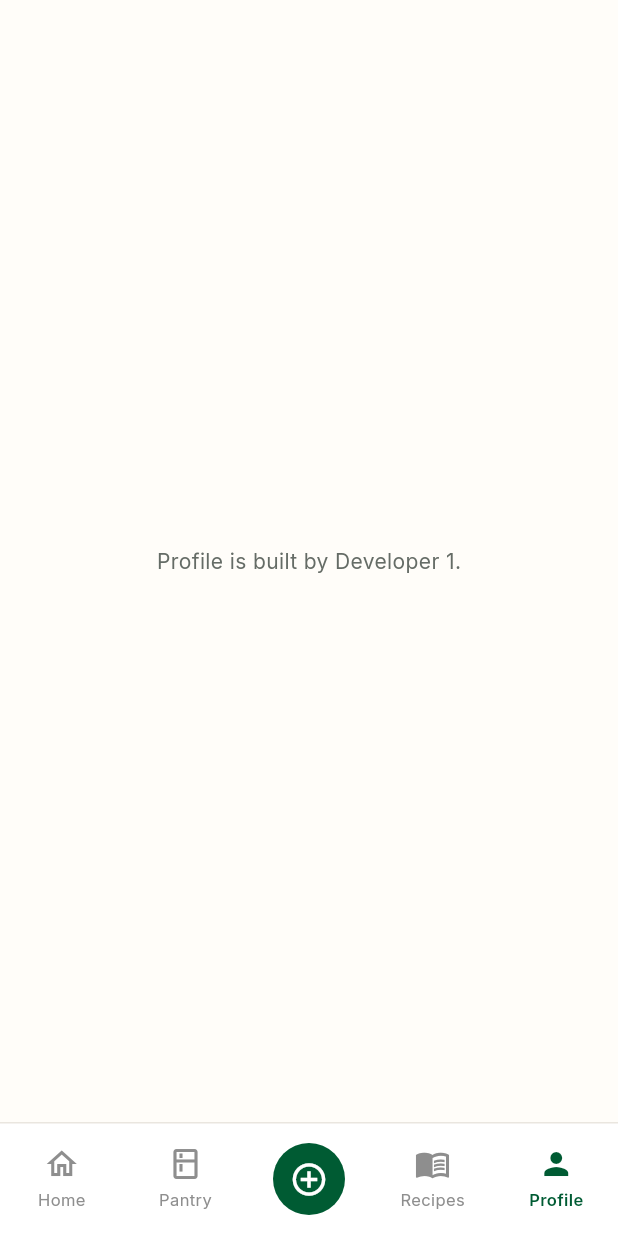
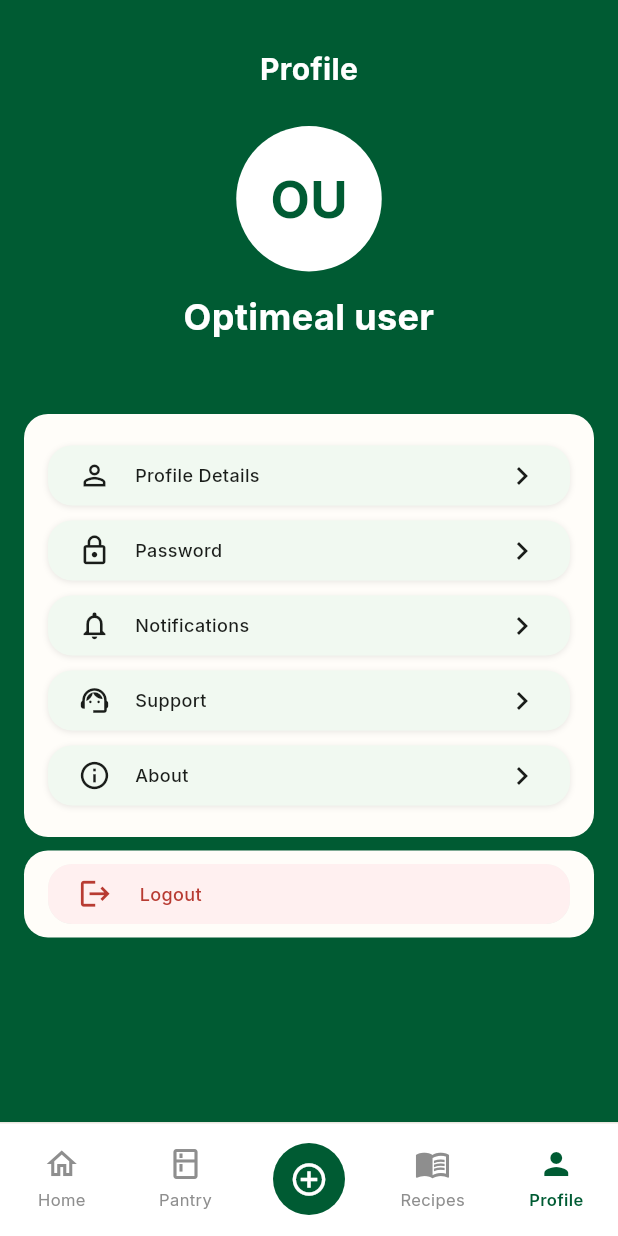
Before and after one commit to NahlulJamil/Optimeal, a Flutter app: the AppShell screen opened directly, item 5 of the bottom bar chosen, on a phone screen of 412 x 824 dp. Run offline on Flutter 3.47's test engine with Material 3 defaults, Android fonts, the phone set to English and light mode, and no system bars; our stand-ins replace camera, cloud_firestore, connectivity_plus, firebase_auth, firebase_core, flutter_image_compress and 6 more; missing offline and left inert: mobile_scanner; accounts and stored records are empty.

Commit message:
feat: halaman Profile dan logout dengan pembersihan data lokal (PRD 3.7)
- Profile hub sesuai frame Figma 433:838: avatar, nama, email, menu, Logout
- Foto profil dari photoURL Firebase; akun email/sandi memakai inisial nama
- Baris Dark Mode dan Language dari frame tidak dipakai (dicabut PRD v1.11)
- logoutProvider menghapus foto lokal, favorit/kuota resep, dan sync.lastSyncedAt
  sebelum signOut; tiap langkah best-effort agar logout tidak tertahan
- Tes baru: hub, tanpa Dark Mode/Language, aksi logout, cleanup, cleanup gagal
- PRD v1.13: 3.7 perilaku foto profil, 12.1 changelog, 12.3 catatan 2 dan 12

Verifikasi emulator: login -> tab Profile menampilkan nama/email/menu -> Logout
kembali ke Login tanpa error; login ulang masuk ke Home (sesi dan data lokal
benar-benar dibersihkan).

```diff
--- a/lib/core/theme/app_colors.dart
+++ b/lib/core/theme/app_colors.dart
@@ -24,6 +24,11 @@ abstract final class AppColors {
 
   /// Recipe ingredient chip on Home (Figma `#F4F7F4`).
   static const Color tag = Color(0xFFF4F7F4);
+
+  /// Profile menu row and logout row (Figma "profile", `#F1F9F1` / `#FFF0F0`).
+  static const Color menuRow = Color(0xFFF1F9F1);
+  static const Color logoutRow = Color(0xFFFFF0F0);
+
   static const Color navInactive = Color(0xFF8E8E8E);
   static const Color scannerOverlay = Color(0xB3262624);
   static const Color glassButton = Color(0xCCE6E6E3);
@@ -34,6 +39,11 @@ const List<BoxShadow> appCardShadow = [
   BoxShadow(color: Color(0x14000000), blurRadius: 12, offset: Offset(0, 2)),
 ];
 
+/// Row shadow from the Profile menu (Figma `0 1 2.8 rgba(0,0,0,0.09)`).
+const List<BoxShadow> menuRowShadow = [
+  BoxShadow(color: Color(0x17000000), blurRadius: 2.8, offset: Offset(0, 1)),
+];
+
 /// Radius dan tinggi kontrol sesuai Figma: field 16, tombol utama 56 (pill).
 const double kFieldRadius = 16;
 const double kButtonHeight = 56;
--- /dev/null
+++ b/lib/features/profile/application/logout.dart
@@ -0,0 +1,49 @@
+import 'package:flutter/foundation.dart';
+import 'package:flutter_riverpod/flutter_riverpod.dart';
+import 'package:shared_preferences/shared_preferences.dart';
+
+import '../../../core/connectivity/sync_status.dart';
+import '../../auth/application/auth_providers.dart';
+import '../../pantry/application/pantry_providers.dart';
+import '../../pantry/data/photo_store.dart';
+import '../../recipes/data/recipe_store.dart';
+import 'profile_providers.dart';
+
+/// Signs the user out and clears the device data that must not outlive the
+/// session (PRD §12.3 note 12): food photos, favourites and the recipe quota,
+/// and the last-sync timestamp.
+final logoutProvider = Provider<Future<void> Function()>((ref) {
+  return () async {
+    await clearLocalSessionData(
+      photos: ref.read(photoStoreProvider),
+      sync: ref.read(syncStatusProvider.notifier),
+      userId: ref.read(profileUserProvider)?.uid,
+    );
+    await ref.read(authControllerProvider.notifier).signOut();
+  };
+});
+
+/// Best effort: a failed cleanup must never keep the user signed in, so each
+/// step is isolated and only logged.
+Future<void> clearLocalSessionData({
+  required PhotoStore photos,
+  required SyncStatusController sync,
+  required String? userId,
+}) async {
+  await _step('photos', photos.clear);
+  if (userId != null) {
+    await _step('recipes', () async {
+      final prefs = await SharedPreferences.getInstance();
+      await LocalRecipeStore(prefs, userId: userId).clear();
+    });
+  }
+  await _step('sync status', sync.clear);
+}
+
+Future<void> _step(String label, Future<void> Function() action) async {
+  try {
+    await action();
+  } catch (error) {
+    debugPrint('Logout cleanup ($label) failed: $error');
+  }
+}
--- /dev/null
+++ b/lib/features/profile/application/profile_providers.dart
@@ -0,0 +1,41 @@
+import 'package:flutter_riverpod/flutter_riverpod.dart';
+
+import '../../auth/application/auth_providers.dart';
+
+/// Header data for the Profile screen (PRD §3.7: photo, name, email).
+class ProfileUser {
+  const ProfileUser({
+    required this.uid,
+    required this.name,
+    required this.email,
+    this.photoUrl,
+  });
+
+  final String uid;
+  final String name;
+  final String email;
+
+  /// Firebase `photoURL`. Accounts created with email/password have none, so
+  /// the header falls back to the name's initials.
+  final String? photoUrl;
+}
+
+final profileUserProvider = Provider<ProfileUser?>((ref) {
+  final user = ref.watch(authStateProvider).value;
+  if (user == null) return null;
+  final displayName = user.displayName?.trim();
+  return ProfileUser(
+    uid: user.uid,
+    name: (displayName == null || displayName.isEmpty)
+        ? _nameFromEmail(user.email)
+        : displayName,
+    email: user.email ?? '',
+    photoUrl: user.photoURL,
+  );
+});
+
+String _nameFromEmail(String? email) {
+  final local = (email ?? '').split('@').first.trim();
+  if (local.isEmpty) return 'Optimeal user';
+  return local[0].toUpperCase() + local.substring(1);
+}
--- /dev/null
+++ b/lib/features/profile/presentation/profile_screen.dart
@@ -0,0 +1,284 @@
+import 'package:flutter/services.dart';
+import 'package:flutter_riverpod/flutter_riverpod.dart';
+import 'package:material_ui/material_ui.dart';
+
+import '../../../core/theme/app_colors.dart';
+import '../application/logout.dart';
+import '../application/profile_providers.dart';
+
+/// Figma frame "profile" (433:838).
+///
+/// Dark Mode and Language were removed from the product (PRD v1.11). The menu
+/// rows stay visual-only until each sub-screen is implemented; Logout is the
+/// only action that is wired.
+class ProfileScreen extends ConsumerStatefulWidget {
+  const ProfileScreen({super.key});
+
+  @override
+  ConsumerState<ProfileScreen> createState() => _ProfileScreenState();
+}
+
+class _ProfileScreenState extends ConsumerState<ProfileScreen> {
+  bool _loggingOut = false;
+
+  Future<void> _logout() async {
+    if (_loggingOut) return;
+    setState(() => _loggingOut = true);
+    try {
+      await ref.read(logoutProvider)();
+    } finally {
+      if (mounted) setState(() => _loggingOut = false);
+    }
+  }
+
+  @override
+  Widget build(BuildContext context) {
+    final user = ref.watch(profileUserProvider);
+    return AnnotatedRegion<SystemUiOverlayStyle>(
+      // White status-bar icons over the green header.
+      value: SystemUiOverlayStyle.light,
+      child: Scaffold(
+        backgroundColor: AppColors.primary,
+        body: SafeArea(
+          bottom: false,
+          child: SingleChildScrollView(
+            padding: const EdgeInsets.only(bottom: 24),
+            child: Column(
+              crossAxisAlignment: CrossAxisAlignment.stretch,
+              children: [
+                const Padding(
+                  padding: EdgeInsets.fromLTRB(24, 24, 24, 16),
+                  child: SizedBox(
+                    height: 44,
+                    child: Center(
+                      child: Text(
+                        'Profile',
+                        style: TextStyle(
+                          fontSize: 20,
+                          fontWeight: FontWeight.w700,
+                          color: Colors.white,
+                        ),
+                      ),
+                    ),
+                  ),
+                ),
+                Center(child: _Avatar(user: user)),
+                const SizedBox(height: 13),
+                Text(
+                  user?.name ?? 'Optimeal user',
+                  textAlign: TextAlign.center,
+                  style: const TextStyle(
+                    fontSize: 24,
+                    fontWeight: FontWeight.w700,
+                    color: Colors.white,
+                  ),
+                ),
+                const SizedBox(height: 8),
+                Text(
+                  user?.email ?? '',
+                  textAlign: TextAlign.center,
+                  style: const TextStyle(
+                    fontSize: 12,
+                    fontWeight: FontWeight.w500,
+                    color: Colors.white,
+                  ),
+                ),
+                const SizedBox(height: 23),
+                Padding(
+                  padding: const EdgeInsets.symmetric(horizontal: 16),
+                  child: Container(
+                    padding: const EdgeInsets.symmetric(
+                      horizontal: 16,
+                      vertical: 21,
+                    ),
+                    decoration: BoxDecoration(
+                      color: AppColors.background,
+                      borderRadius: BorderRadius.circular(16),
+                    ),
+                    child: const Column(
+                      children: [
+                        _MenuRow(
+                          icon: Icons.person_outline,
+                          label: 'Profile Details',
+                        ),
+                        SizedBox(height: 10),
+                        _MenuRow(icon: Icons.lock_outline, label: 'Password'),
+                        SizedBox(height: 10),
+                        _MenuRow(
+                          icon: Icons.notifications_none,
+                          label: 'Notifications',
+                        ),
+                        SizedBox(height: 10),
+                        _MenuRow(
+                          icon: Icons.support_agent,
+                          label: 'Support',
+                        ),
+                        SizedBox(height: 10),
+                        _MenuRow(icon: Icons.info_outline, label: 'About'),
+                      ],
+                    ),
+                  ),
+                ),
+                const SizedBox(height: 9),
+                Padding(
+                  padding: const EdgeInsets.symmetric(horizontal: 16),
+                  child: _LogoutCard(onTap: _loggingOut ? null : _logout),
+                ),
+              ],
+            ),
+          ),
+        ),
+      ),
+    );
+  }
+}
+
+class _Avatar extends StatelessWidget {
+  const _Avatar({required this.user});
+
+  final ProfileUser? user;
+
+  @override
+  Widget build(BuildContext context) {
+    final photoUrl = user?.photoUrl;
+    return Container(
+      width: 97,
+      height: 97,
+      clipBehavior: Clip.antiAlias,
+      decoration: const BoxDecoration(
+        color: AppColors.surface,
+        shape: BoxShape.circle,
+      ),
+      child: photoUrl == null
+          ? _Initials(name: user?.name)
+          : Image.network(
+              photoUrl,
+              fit: BoxFit.cover,
+              errorBuilder: (_, _, _) => _Initials(name: user?.name),
+            ),
+    );
+  }
+}
+
+class _Initials extends StatelessWidget {
+  const _Initials({required this.name});
+
+  final String? name;
+
+  @override
+  Widget build(BuildContext context) {
+    return Center(
+      child: Text(
+        _initials(name),
+        style: const TextStyle(
+          fontSize: 34,
+          fontWeight: FontWeight.w700,
+          color: AppColors.primary,
+        ),
+      ),
+    );
+  }
+
+  static String _initials(String? name) {
+    final words = (name ?? '')
+        .trim()
+        .split(RegExp(r'\s+'))
+        .where((w) => w.isNotEmpty)
+        .toList();
+    if (words.isEmpty) return 'O';
+    return words.take(2).map((w) => w[0].toUpperCase()).join();
+  }
+}
+
+class _MenuRow extends StatelessWidget {
+  const _MenuRow({required this.icon, required this.label});
+
+  final IconData icon;
+  final String label;
+
+  @override
+  Widget build(BuildContext context) {
+    // No destination yet: the row is drawn exactly as in Figma without
+    // promising a screen that does not exist.
+    return Container(
+      constraints: const BoxConstraints(minHeight: 40),
+      padding: const EdgeInsets.symmetric(horizontal: 20, vertical: 8),
+      decoration: BoxDecoration(
+        color: AppColors.menuRow,
+        borderRadius: BorderRadius.circular(16),
+        boxShadow: menuRowShadow,
+      ),
+      child: Row(
+        children: [
+          Icon(icon, size: 22, color: AppColors.textPrimary),
+          const SizedBox(width: 16),
+          Expanded(
+            child: Text(
+              label,
+              style: const TextStyle(
+                fontSize: 12,
+                fontWeight: FontWeight.w500,
+                color: AppColors.textPrimary,
+              ),
+            ),
+          ),
+          const Icon(
+            Icons.chevron_right,
+            size: 24,
+            color: AppColors.textPrimary,
+          ),
+        ],
+      ),
+    );
+  }
+}
+
+class _LogoutCard extends StatelessWidget {
+  const _LogoutCard({required this.onTap});
+
+  final VoidCallback? onTap;
+
+  @override
+  Widget build(BuildContext context) {
+    return Container(
+      padding: const EdgeInsets.symmetric(horizontal: 16, vertical: 9),
+      decoration: BoxDecoration(
+        color: AppColors.background,
+        borderRadius: BorderRadius.circular(16),
+      ),
+      child: Material(
+        color: Colors.transparent,
+        borderRadius: BorderRadius.circular(16),
+        clipBehavior: Clip.antiAlias,
+        child: InkWell(
+          onTap: onTap,
+          child: Container(
+            constraints: const BoxConstraints(minHeight: 40),
+            padding: const EdgeInsets.symmetric(horizontal: 20, vertical: 8),
+            decoration: BoxDecoration(
+              color: AppColors.logoutRow,
+              borderRadius: BorderRadius.circular(16),
+              boxShadow: menuRowShadow,
+            ),
+            child: const Row(
+              children: [
+                Icon(Icons.logout, size: 23, color: AppColors.danger),
+                SizedBox(width: 18),
+                Expanded(
+                  child: Text(
+                    'Logout',
+                    style: TextStyle(
+                      fontSize: 12,
+                      fontWeight: FontWeight.w500,
+                      color: AppColors.danger,
+                    ),
+                  ),
+                ),
+              ],
+            ),
+          ),
+        ),
+      ),
+    );
+  }
+}
--- a/lib/main.dart
+++ b/lib/main.dart
@@ -18,6 +18,7 @@ import 'features/notification/application/notification_providers.dart';
 import 'features/notification/domain/notification_planner.dart';
 import 'features/pantry/presentation/food_detail_screen.dart';
 import 'features/pantry/presentation/pantry_screen.dart';
+import 'features/profile/presentation/profile_screen.dart';
 import 'features/recipes/presentation/recipe_detail_screen.dart';
 import 'features/recipes/presentation/recipes_screen.dart';
 import 'features/scanner/presentation/scanner_screen.dart';
@@ -109,7 +110,8 @@ class _AuthSplash extends StatelessWidget {
 /// navigator so the bar stays visible on pushed screens, as in Figma.
 ///
 /// Home is Developer 1's screen; Pantry and Recipe Finder come from Developers
-/// 2 and 3. The Profile tab is still the temporary placeholder.
+/// 2 and 3. Profile shows the Figma hub; its sub-screens are added one by one
+/// as their Figma frames land.
 class AppShell extends ConsumerStatefulWidget {
   const AppShell({super.key});
 
@@ -216,7 +218,7 @@ class _AppShellState extends ConsumerState<AppShell> {
               ),
             ),
           ),
-          const _OwnedElsewhere(tab: AppTab.profile),
+          const ProfileScreen(),
         ],
       ),
       bottomNavigationBar: AppBottomNav(
@@ -227,20 +229,3 @@ class _AppShellState extends ConsumerState<AppShell> {
     );
   }
 }
-
-class _OwnedElsewhere extends StatelessWidget {
-  const _OwnedElsewhere({required this.tab});
-
-  final AppTab tab;
-
-  @override
-  Widget build(BuildContext context) {
-    const owner = 'Developer 1';
-    return Center(
-      child: Text(
-        '${tab.name[0].toUpperCase()}${tab.name.substring(1)} is built by $owner.',
-        style: const TextStyle(color: AppColors.textSecondary),
-      ),
-    );
-  }
-}
```
Also changed, not shown: 3 other files.
